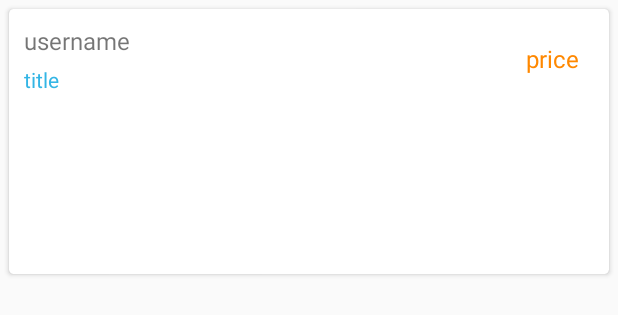
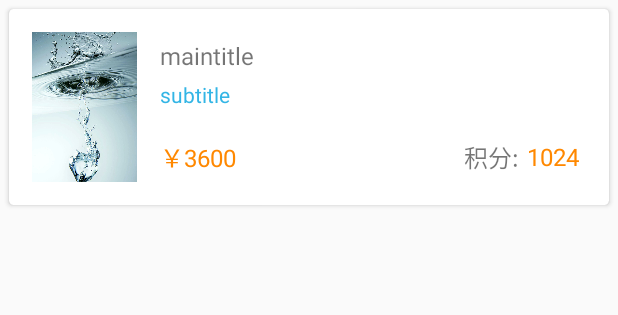
Before and after one commit to Android-Development-Group/NewsApp, an Android app: the layout item_list_main.xml on its own in the app's theme, with its tools: preview values and no code run, on a phone screen of 412 x 824 dp. Shown: the top 315 px of the screen. Run offline under Robolectric (Android 15) with nearby library versions, the phone set to English and light mode, and no system bars.

Commit message:
fixed   goodslist  UI

```diff
--- a/app/src/main/res/layout/item_list_main.xml
+++ b/app/src/main/res/layout/item_list_main.xml
@@ -10,52 +10,80 @@
     <LinearLayout
         android:layout_width="match_parent"
         android:layout_height="wrap_content"
-        android:orientation="vertical"
+        android:orientation="horizontal"
         android:padding="10dp">
+
+        <ImageView
+            android:id="@+id/item_picture"
+            android:layout_width="70dp"
+            android:layout_height="100dp"
+            android:layout_margin="5dp"
+            android:scaleType="centerCrop"
+            android:src="@drawable/photo1"/>
 
         <RelativeLayout
             android:layout_width="match_parent"
             android:layout_height="match_parent"
-            android:paddingRight="10dp">
+            android:padding="10dp">
 
             <TextView
-                android:id="@+id/name_item_main"
-                android:layout_width="wrap_content"
+                android:id="@+id/item_maintitle"
+                android:layout_width="match_parent"
                 android:layout_height="wrap_content"
                 android:layout_marginRight="10dp"
-                android:text="username"
+                android:singleLine="true"
+                android:text="maintitle"
                 android:textSize="16sp"/>
 
             <TextView
-                android:id="@+id/title_item_main"
-                android:layout_width="wrap_content"
+                android:id="@+id/item_subtitle"
+                android:layout_width="200dp"
                 android:layout_height="wrap_content"
-                android:layout_alignLeft="@+id/name_item_main"
-                android:layout_below="@+id/name_item_main"
+                android:layout_below="@+id/item_maintitle"
                 android:layout_marginRight="5dp"
                 android:layout_marginTop="5dp"
-                android:layout_toLeftOf="@+id/price_item_main"
-                android:text="title"
+                android:text="subtitle"
                 android:textColor="@android:color/holo_blue_light"
                 android:textSize="14sp"/>
 
+            <RelativeLayout
+                android:layout_width="match_parent"
+                android:layout_height="wrap_content"
+                android:layout_alignParentBottom="true">
+
                 <TextView
-                android:id="@+id/price_item_main"
+                    android:id="@+id/item_price"
+                    android:layout_width="wrap_content"
+                    android:layout_height="wrap_content"
+                    android:layout_centerVertical="true"
+                    android:text="￥3600"
+                    android:textColor="@android:color/holo_orange_dark"
+                    android:textSize="16sp"/>
+
+
+                <TextView
+                    android:layout_width="wrap_content"
+                    android:layout_height="wrap_content"
+                    android:layout_centerVertical="true"
+                    android:layout_toLeftOf="@+id/item_integral"
+                    android:text="积分:"
+                    android:textSize="16sp"/>
+
+
+                <TextView
+                    android:id="@+id/item_integral"
                     android:layout_width="wrap_content"
                     android:layout_height="wrap_content"
                     android:layout_alignParentRight="true"
                     android:layout_centerVertical="true"
-                android:text="price"
+                    android:layout_marginLeft="5dp"
+                    android:text="1024"
                     android:textColor="@android:color/holo_orange_dark"
                     android:textSize="16sp"/>
+
             </RelativeLayout>
 
-        <ImageView
-            android:id="@+id/picture_item_main"
-            android:layout_width="match_parent"
-            android:layout_height="100dp"
-            android:layout_marginTop="10dp"
-            android:scaleType="centerCrop"/>
+        </RelativeLayout>
 
     </LinearLayout>
 
```
Also changed, not shown: app/src/main/java/com/myself/newsapp/na_store/StoreAdapter.java (+17 -10 lines), app/src/main/java/com/myself/newsapp/test/AddGoodsActivity.java (+6 -0 lines), app/src/main/res/layout/activity_add_goods.xml (+8 -0 lines). Lines whose indentation alone changed are shown as unchanged.
